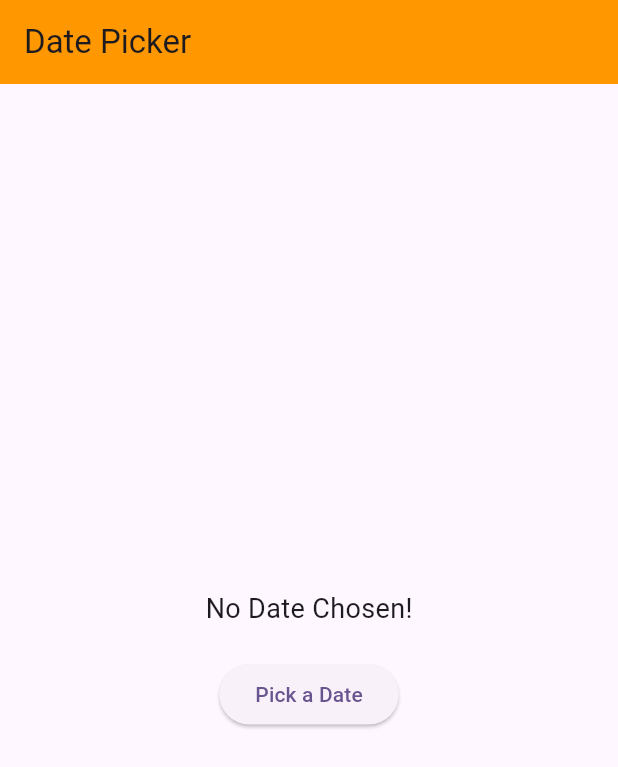
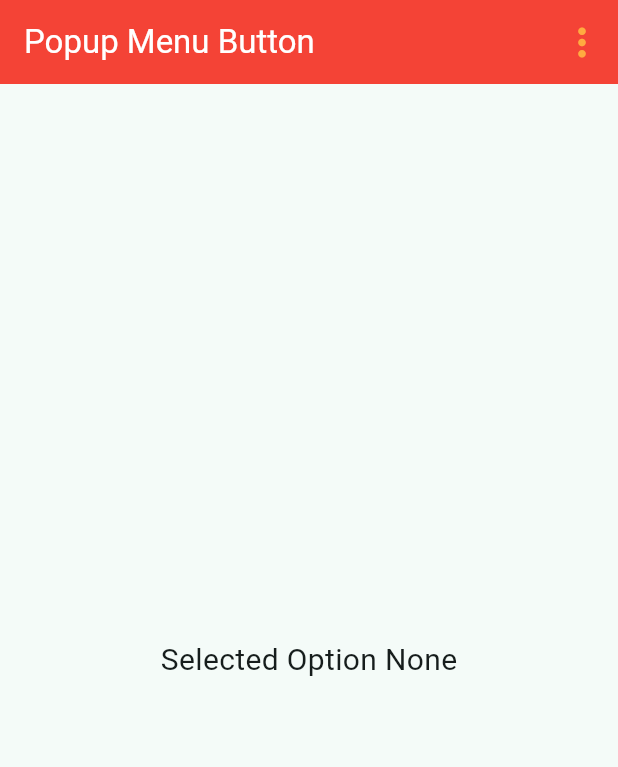
Before and after one commit to Babludhakad01/Flutter_widgets_learning, a Flutter app: the screen it shows after launch, on a phone screen of 412 x 824 dp. Shown: the top 767 px of the screen. Run offline on Flutter 3.47's test engine with Material 3 defaults, Android fonts, the phone set to English and light mode, and no system bars; drawn by our look-alikes of oktoast; our stand-ins replace flutter_switch, fluttertoast, image_picker.

Commit message:
PopupMenu

```diff
--- a/lib/DatePicker_TimePicker_ImagePicker/datePickerExample.dart
+++ b/lib/DatePicker_TimePicker_ImagePicker/datePickerExample.dart
@@ -40,7 +40,7 @@ class _DatePickerExample extends State<DatePickerExample> {
 
       // locale: Locale('hi',"IN"), // for Language Calendar
       // default Today
-      firstDate: DateTime(2020),
+      firstDate: DateTime(2000),
       // Calendar Start
       lastDate: DateTime(2028),
       // Calendar end
--- a/lib/main.dart
+++ b/lib/main.dart
@@ -1,22 +1,11 @@
-import 'package:demo_project/DatePicker_TimePicker_ImagePicker/datePickerExample.dart';
-import 'package:demo_project/PageView_NavigationBar_TabBar/navigation.dart';
-import 'package:demo_project/PageView_NavigationBar_TabBar/pageViewExample.dart';
-import 'package:demo_project/PageView_NavigationBar_TabBar/pageViewExample2.dart';
-import 'package:demo_project/PageView_NavigationBar_TabBar/tabNavigation.dart';
-import 'package:demo_project/RefreshIndicator_Snackbar/refreshIndicatorExample.dart';
-import 'package:demo_project/RefreshIndicator_Snackbar/snackbarExample.dart';
-import 'package:demo_project/RefreshIndicator_Snackbar/toastExamplePage.dart';
-import 'package:demo_project/StreamBuilder/timeStamp.dart';
-import 'package:demo_project/TextTile_bottomSheet_alretbar/alertBarExample.dart';
-import 'package:demo_project/TextTile_bottomSheet_alretbar/bottomSheetExample.dart';
-import 'package:demo_project/TextTile_bottomSheet_alretbar/persistentBottomSheetExample.dart';
-import 'package:demo_project/TextTile_bottomSheet_alretbar/textTileExample.dart';
-import 'package:demo_project/buttons/popupBtn.dart';
+import 'package:demo_project/switch_steeper_slider_popup_menu/StepperWidget.dart';
+import 'package:demo_project/switch_steeper_slider_popup_menu/popupMenu.dart';
+import 'package:demo_project/switch_steeper_slider_popup_menu/slideWidget.dart';
+import 'package:demo_project/switch_steeper_slider_popup_menu/switch.dart';
 import 'package:flutter/material.dart';
-import 'package:oktoast/oktoast.dart';
 
 void main() {
-  runApp(OKToast(child: const MyApp()));
+  runApp(const MyApp());
 }
 
 class MyApp extends StatelessWidget {
@@ -28,55 +17,16 @@ class MyApp extends StatelessWidget {
       title: "Flutter Learning",
       debugShowCheckedModeBanner: false,
       theme: ThemeData(
-        colorScheme: ColorScheme.fromSeed(seedColor: Colors.deepPurple),
+        colorScheme: ColorScheme.fromSeed(seedColor: Colors.teal),
       ),
-
-      // home: const AlertBarExample(title: "Alert Bar"),
-      home: const DatePickerExample(title: "Date Picker"),
-
-      // initialRoute: '/',
-      // routes: {
-      //   '/': (context) =>
-      //       const PopupBtnExample(title: "PopupMenu button  Example"),
-      //   '/about': (context) =>
-      //       const TimeStampExample(title: "Stream Builder Example"),
-      // },
-
-      /*
-      home: const SignupPage(title: "Signup Page"),
-      home: const ButtonPractice(title: "Button Practice"),
-      home: const ListViewPage(title: "List View Practice"),
-      home: const ListViewSeparted(title: "List View Practice"),
-      home: const UserListPage(title: "List View Practice"),
-      home: const PrototypeExample(title: "Scroll Controller or ProtoTypeItem"),
-      home: const GridViewPage(title: "Grid view Page "),
-      home: const KeepAliveExample(title: "Grid view Page "),
-      home: const GridViewPageCount(title: "Grid view Count Page "),
-     home: const WrapWidgetExample(title: "Grid view Count Page "),
-
-       */
-      // home: const DrawerExample(title: "Drawer Examples "),
-      //home: const BottomNavbarExample(title: "Bottom Navbar Examples "),
-      // home: const RowExamples(title: "Row Examples "),
-      // home: const BoxDemoPage(title: "Box Demo Page "),
-      // home: const ScrollBarPage(title: "Scroll bar Page  "),
-      // home: const ListViewScrollBarPage(title: "ListView Scroll bar Page  "),
-      // home: const ImagesExample(title: "Images Page  "),
-      // home: const FileImageExample(title: "File Image  Page  "),
-      // home: const MyStatelessPage(),
-      // home: const MyStatefulExample(),
-      // home:  const MyStreamBuilderPage(title: "Stream Builder Example"),
-      // home:  const TimeStampExample(title: "Stream Builder Example"),
-
-      // home: const RefreshIndicatorExample(title: "Refresh Indicator Example"),
-      // home: const SnackbarExample(title: "Snackbar  Example"),
-     // home: const ToastPage(title: "Toast Page Example"),
-     //  home: const PageViewExample(title: "PageView Widget Example"),
-     //  home: const PageViewExample2(title: "PageView 2 Example"),
-     //  home: const TabNavigationExample(title: "PageView 2 Example"),
-     // home: const TextTileExample(title: "Text Tile Example"),
-     //  home: const BottomSheetPage(title: "Bottom Sheet Example"),
-     //  home: const PersistentBottomExample(title: "Persistent Bottom Sheet"),
+      //home: CustomTImePickerExample(),
+      // home: const ImagePickerPage(title: "Image Picker"),
+      // home: const ImplicitAnimationExample(title: "Animations"),
+      // home: const ExplicitAnimationPage(title: "Explicit Animations"),
+      // home: const SwitchWidgetPage(title: "Switch Page "),
+      // home: const StepperWidget(title: "Stepper Widget "),
+      // home: const SlideWidget(title: "Slider  Widget "),
+      home: const PopupMenuPage(title: "Popup Menu Button"),
     );
   }
 }
--- /dev/null
+++ b/lib/switch_steeper_slider_popup_menu/popupMenu.dart
@@ -0,0 +1,109 @@
+import 'package:flutter/material.dart';
+
+class PopupMenuPage extends StatefulWidget {
+  final String title;
+
+  const PopupMenuPage({super.key, required this.title});
+
+  @override
+  State<StatefulWidget> createState() => _PopupMenuPage();
+}
+
+class _PopupMenuPage extends State<PopupMenuPage> {
+  String selectedOption = "None";
+
+  @override
+  Widget build(BuildContext context) {
+    return Scaffold(
+      appBar: AppBar(
+        title: Text(widget.title, style: TextStyle(color: Colors.white)),
+        backgroundColor: Colors.red,
+        actions: [
+          PopupMenuButton<String>(
+            initialValue: selectedOption,
+            tooltip: "More Options",
+            elevation: 8,
+            shadowColor: Colors.blue,
+            splashRadius: 20,
+            icon: Icon(Icons.more_vert),
+            iconColor: Colors.orangeAccent,
+            enableFeedback: true,
+            popUpAnimationStyle: AnimationStyle(
+              curve: Curves.bounceOut,
+              duration: Duration(milliseconds: 300),
+            ),
+            position: PopupMenuPosition.over,
+
+            iconSize: 30,
+            offset: Offset(0, 40),
+            color: Colors.teal,
+
+            shape: RoundedRectangleBorder(
+              borderRadius: BorderRadius.circular(15),
+              side: BorderSide(color: Colors.grey),
+            ),
+
+            // enabled: ,
+            borderRadius: BorderRadius.only(topRight: Radius.circular(12)),
+            onSelected: (value) {
+              setState(() {
+                selectedOption = value;
+              });
+            },
+
+            onOpened: () {
+              print("Menu opened");
+            },
+
+            onCanceled: () {
+              print("On Cancel menu ");
+            },
+
+            itemBuilder: (context) {
+              return [
+                PopupMenuItem(
+                  value: "Edit",
+                  child: Row(
+                    children: [
+                      Icon(Icons.edit, color: Colors.blue),
+                      SizedBox(width: 10),
+                      Text("Edit"),
+                    ],
+                  ),
+                ),
+                PopupMenuItem(
+                  value: "Delete",
+                  child: Row(
+                    children: [
+                      Icon(Icons.delete, color: Colors.red),
+                      SizedBox(width: 10),
+                      Text("Delete"),
+                    ],
+                  ),
+                ),
+
+                PopupMenuItem(
+                  value: "Share",
+                  child: Row(
+                    children: [
+                      Icon(Icons.share, color: Colors.green),
+                      SizedBox(width: 10),
+                      Text("Share"),
+                    ],
+                  ),
+                ),
+              ];
+            },
+          ),
+        ],
+      ),
+
+      body: Center(
+        child: Text(
+          "Selected Option $selectedOption",
+          style: TextStyle(fontSize: 20),
+        ),
+      ),
+    );
+  }
+}
--- a/pubspec.yaml
+++ b/pubspec.yaml
@@ -14,6 +14,8 @@ dependencies:
   http: ^1.5.0
   fluttertoast: ^9.0.0
   oktoast: ^3.4.0
+  image_picker: ^1.2.0
+  flutter_switch: ^0.3.2
 
 dev_dependencies:
   flutter_test:
```
Also changed, not shown: lib/DemoClassCode.txt (added, +17 -0 lines), pubspec.lock.
